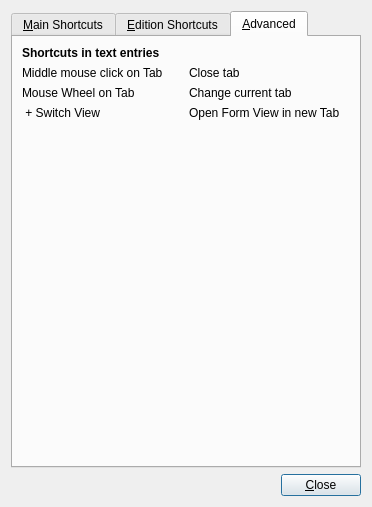
First picture: the form in Koo/ui/shortcuts.ui, repository xrg/openerp-client-kde, before the edit.
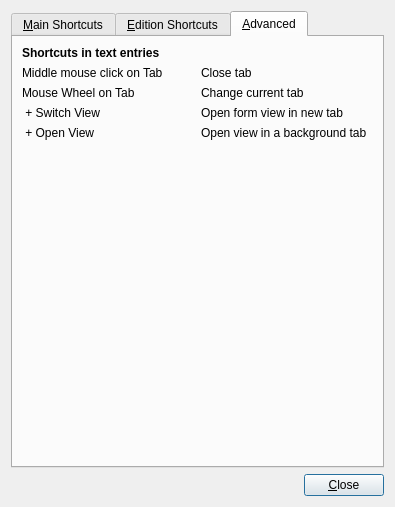
Second picture: the form after the edit. The open tabs and pages were chosen to show the change. Icons and pictures are not drawn.

Commit message: If Shift key is pressed when opening a new model, the new tab is left in the background.

The edit to the form file:
```diff
--- a/Koo/ui/shortcuts.ui
+++ b/Koo/ui/shortcuts.ui
@@ -5,7 +5,7 @@
    <rect>
     <x>0</x>
     <y>0</y>
-    <width>372</width>
+    <width>395</width>
     <height>507</height>
    </rect>
   </property>
@@ -427,14 +427,6 @@
       </layout>
      </widget>
      <widget class="QWidget" name="tab_3" >
-      <property name="geometry" >
-       <rect>
-        <x>0</x>
-        <y>0</y>
-        <width>350</width>
-        <height>425</height>
-       </rect>
-      </property>
       <attribute name="title" >
        <string>&amp;Advanced</string>
       </attribute>
@@ -472,7 +464,7 @@
          <item row="2" column="1" >
           <widget class="QLabel" name="label_54" >
            <property name="text" >
-            <string>Open Form View in new Tab</string>
+            <string>Open form view in new tab</string>
            </property>
           </widget>
          </item>
@@ -490,6 +482,20 @@
            </property>
           </widget>
          </item>
+         <item row="3" column="0" >
+          <widget class="QLabel" name="label_57" >
+           <property name="text" >
+            <string>&lt;Shift> + Open View</string>
+           </property>
+          </widget>
+         </item>
+         <item row="3" column="1" >
+          <widget class="QLabel" name="label_58" >
+           <property name="text" >
+            <string>Open view in a background tab</string>
+           </property>
+          </widget>
+         </item>
         </layout>
        </item>
        <item>
```
Left out of the diff: 18 changed lines with no effect on the pictures. The commit also changes 1 other file.
